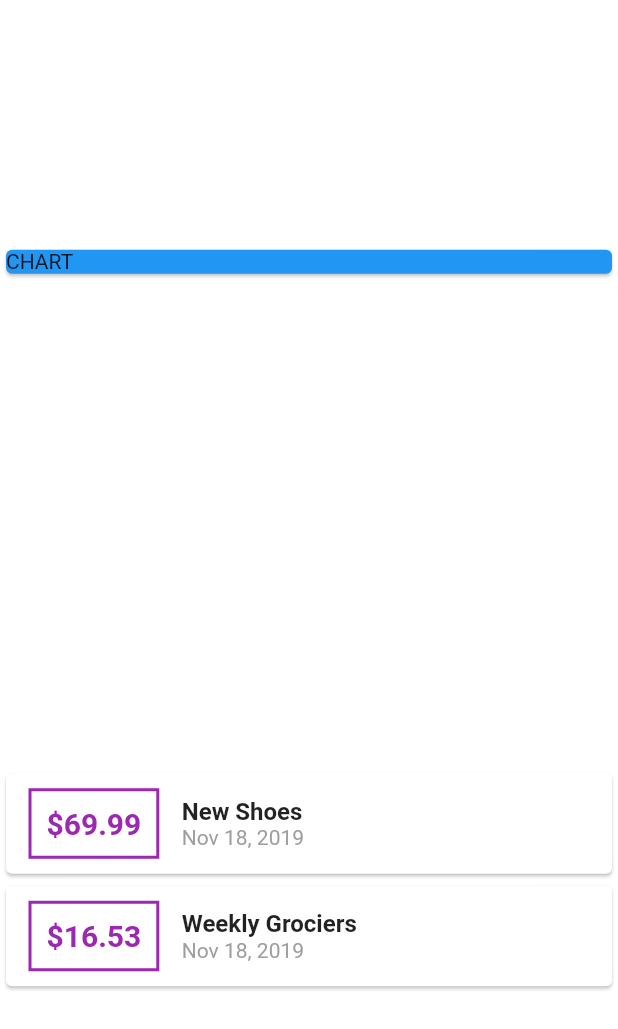
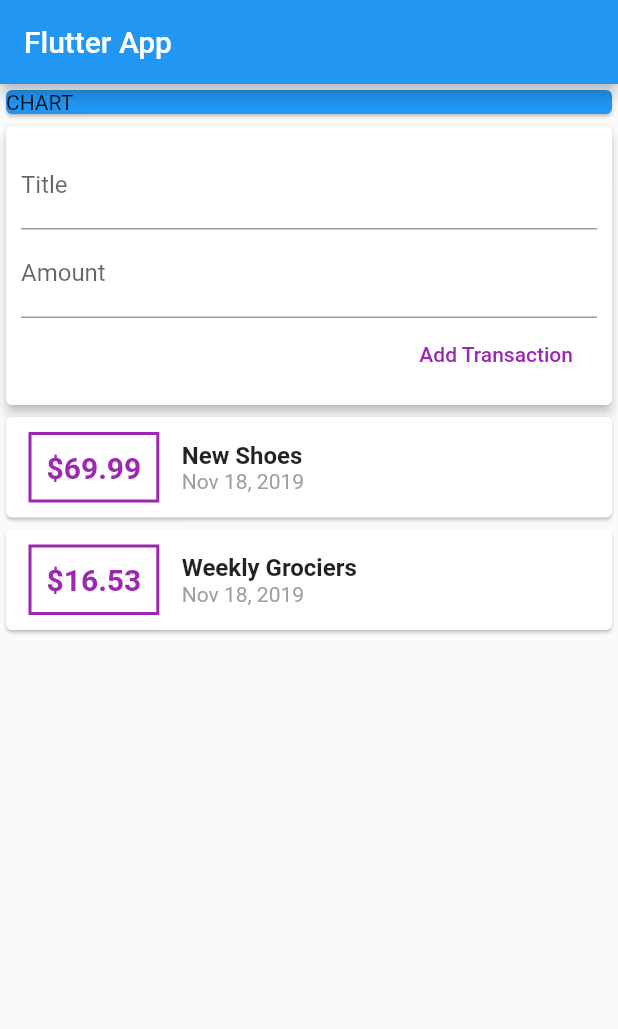
Before and after one commit to Flutter-Streamliner/personal_expenses_app, a Flutter app: the screen it shows after launch, on a phone screen of 412 x 824 dp. Shown: the top 1029 px of the screen. Run offline on Flutter 3.47's test engine with Material 2 defaults, Android fonts, the phone set to English and light mode, and no system bars.

Commit message:
Adding Text Input Widgets

```diff
--- a/lib/main.dart
+++ b/lib/main.dart
@@ -24,8 +24,10 @@ class MyHomePage extends StatelessWidget {
 
   @override
   Widget build(BuildContext context) {
-    return Column(
-          mainAxisAlignment: MainAxisAlignment.spaceAround,
+    return Scaffold(
+      appBar: AppBar(title: Text('Flutter App'),),
+      body: Column(
+          //mainAxisAlignment: MainAxisAlignment.start,
           crossAxisAlignment: CrossAxisAlignment.stretch,
           children: <Widget>[
             Container(
@@ -34,6 +36,32 @@ class MyHomePage extends StatelessWidget {
                 color: Colors.blue,
                 elevation: 1,
                 child: Text('CHART'),
+              ),
+            ),
+            Card(
+              elevation: 3,
+              child: Container(
+                padding: EdgeInsets.all(10),
+                child: Column(
+                  crossAxisAlignment: CrossAxisAlignment.end,
+                  children: <Widget>[
+                    TextField(
+                      decoration: InputDecoration(
+                        labelText: 'Title',
+                      ),
+                    ),
+                    TextField(
+                      decoration: InputDecoration(
+                        labelText: 'Amount',
+                      ),
+                    ),
+                    FlatButton(
+                      child: Text('Add Transaction',),
+                      textColor: Colors.purple,
+                      onPressed: (){},
+                    ),
+                  ],
+                ),
               ),
             ),
             Column(
@@ -78,7 +106,8 @@ class MyHomePage extends StatelessWidget {
               }).toList(),
             ),
           ],
-        );
+        ),
+    );
   }
 
 }
```
